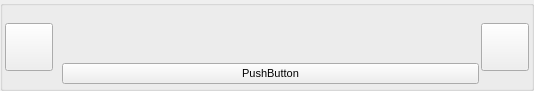
First picture: the form in GoTvApps/GoTvCommon/Forms/HostListEntryWidget.ui, repository brettrjones-github/nolimitconnect, before the edit.
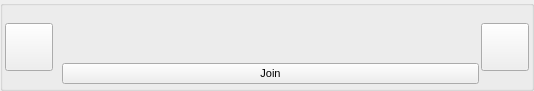
Second picture: the form after the edit. Custom widgets are drawn as their Qt base class.

Commit message: Work on join chat room list

Patch:
```diff
--- a/GoTvApps/GoTvCommon/Forms/HostListEntryWidget.ui
+++ b/GoTvApps/GoTvCommon/Forms/HostListEntryWidget.ui
@@ -234,7 +234,7 @@
         <item>
          <widget class="QPushButton" name="pushButton">
           <property name="text">
-           <string>PushButton</string>
+           <string>Join</string>
           </property>
          </widget>
         </item>
```
Left out of the diff: 2 changed lines with no effect on the pictures. The commit also changes 4 other files.
